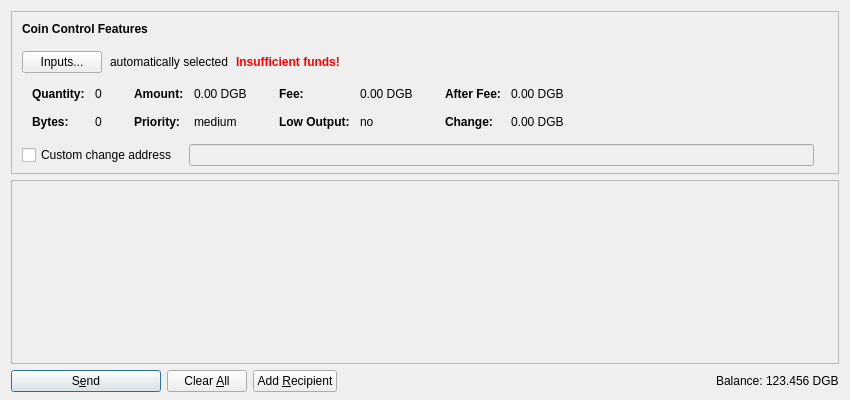
Above: src/qt/forms/sendcoinsdialog.ui from bryceweiner/nautiluscoin before the change. Below: the same form after it.
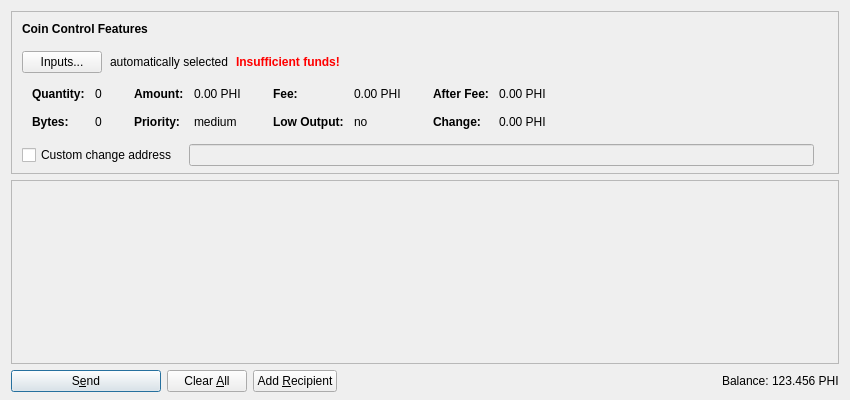
That is the form after the change. Icons and pictures are not drawn. Custom widgets are drawn as their Qt base class.

```diff
--- a/src/qt/forms/sendcoinsdialog.ui
+++ b/src/qt/forms/sendcoinsdialog.ui
@@ -321,7 +321,7 @@
                   <enum>Qt::ActionsContextMenu</enum>
                  </property>
                  <property name="text">
-                  <string notr="true">0.00 DGB</string>
+                  <string notr="true">0.00 PHI</string>
                  </property>
                  <property name="textInteractionFlags">
                   <set>Qt::LinksAccessibleByMouse|Qt::TextSelectableByKeyboard|Qt::TextSelectableByMouse</set>
@@ -401,7 +401,7 @@
                   <enum>Qt::ActionsContextMenu</enum>
                  </property>
                  <property name="text">
-                  <string notr="true">0.00 DGB</string>
+                  <string notr="true">0.00 PHI</string>
                  </property>
                  <property name="textInteractionFlags">
                   <set>Qt::LinksAccessibleByMouse|Qt::TextSelectableByKeyboard|Qt::TextSelectableByMouse</set>
@@ -481,7 +481,7 @@
                   <enum>Qt::ActionsContextMenu</enum>
                  </property>
                  <property name="text">
-                  <string notr="true">0.00 DGB</string>
+                  <string notr="true">0.00 PHI</string>
                  </property>
                  <property name="textInteractionFlags">
                   <set>Qt::LinksAccessibleByMouse|Qt::TextSelectableByKeyboard|Qt::TextSelectableByMouse</set>
@@ -510,7 +510,7 @@
                   <enum>Qt::ActionsContextMenu</enum>
                  </property>
                  <property name="text">
-                  <string notr="true">0.00 DGB</string>
+                  <string notr="true">0.00 PHI</string>
                  </property>
                  <property name="textInteractionFlags">
                   <set>Qt::LinksAccessibleByMouse|Qt::TextSelectableByKeyboard|Qt::TextSelectableByMouse</set>
@@ -765,7 +765,7 @@
           <cursorShape>IBeamCursor</cursorShape>
          </property>
          <property name="text">
-          <string notr="true">123.456 DGB</string>
+          <string notr="true">123.456 PHI</string>
          </property>
          <property name="textInteractionFlags">
           <set>Qt::LinksAccessibleByMouse|Qt::TextSelectableByKeyboard|Qt::TextSelectableByMouse</set>
```
Left out of the diff: 8 changed lines with no effect on the pictures.
